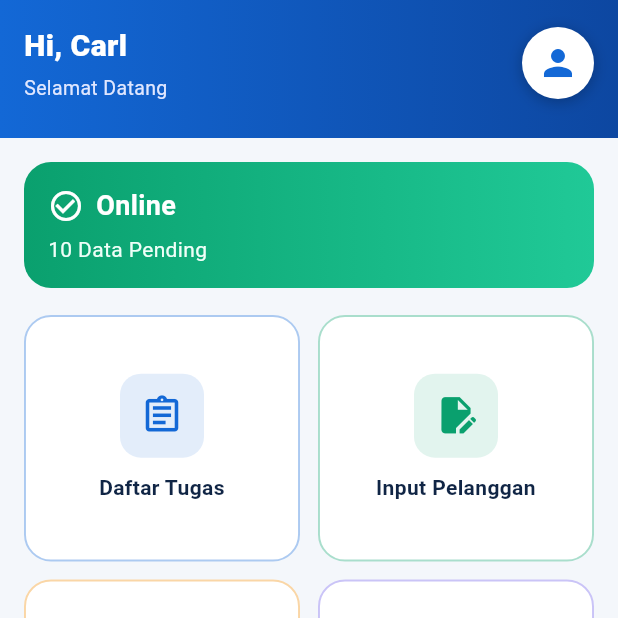
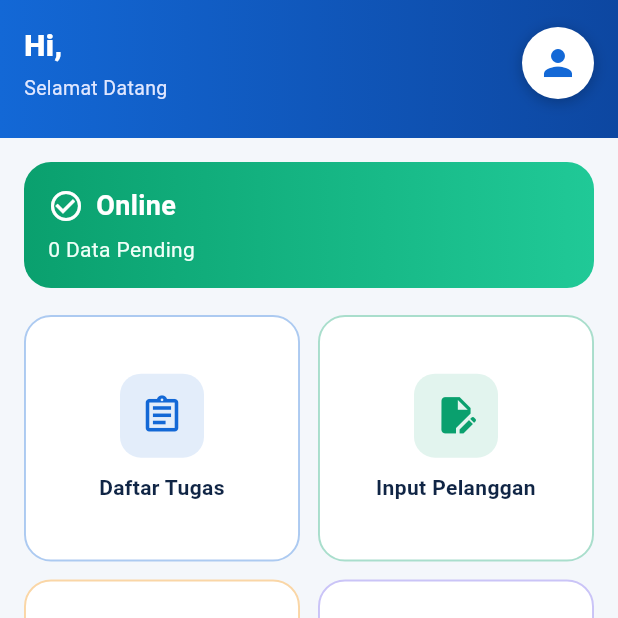
Before and after one commit to astrithilary/PLN, a Flutter app: the HomeScreen screen opened by its route, on a phone screen of 412 x 824 dp, the top half of it. Run offline on Flutter 3.47's test engine with Material 3 defaults, Android fonts, the phone set to English and light mode, and no system bars; our stand-ins replace connectivity_plus, image_picker, logger, shared_preferences, sqflite; accounts and stored records are empty.

Commit message:
feat: Refactor HomeScreen to use stateful widget with connectivity checks and dynamic user greeting

```diff
--- a/lib/home_screen.dart
+++ b/lib/home_screen.dart
@@ -1,7 +1,62 @@
+import 'dart:async';
 import 'package:flutter/material.dart';
+import 'package:shared_preferences/shared_preferences.dart';
+import 'package:connectivity_plus/connectivity_plus.dart';
+import 'db_helper.dart';
 
-class HomeScreen extends StatelessWidget {
+class HomeScreen extends StatefulWidget {
   const HomeScreen({super.key});
+
+  @override
+  State<HomeScreen> createState() => _HomeScreenState();
+}
+
+class _HomeScreenState extends State<HomeScreen> {
+  String _username = 'User';
+  int _pendingCount = 0;
+  bool _isOnline = false;
+  late StreamSubscription<List<ConnectivityResult>> _connectivitySubscription;
+
+  @override
+  void initState() {
+    super.initState();
+    _loadData();
+    _initConnectivity();
+  }
+
+  void _initConnectivity() async {
+    final connectivityResult = await Connectivity().checkConnectivity();
+    _updateConnectionStatus(connectivityResult);
+
+    _connectivitySubscription = Connectivity().onConnectivityChanged.listen(
+      _updateConnectionStatus,
+    );
+  }
+
+  void _updateConnectionStatus(List<ConnectivityResult> result) {
+    setState(() {
+      _isOnline =
+          result.contains(ConnectivityResult.mobile) ||
+          result.contains(ConnectivityResult.wifi) ||
+          result.contains(ConnectivityResult.ethernet);
+    });
+  }
+
+  Future<void> _loadData() async {
+    final prefs = await SharedPreferences.getInstance();
+    final pendingRows = await DbHelper.instance.getPelangganByStatus(0);
+
+    setState(() {
+      _username = prefs.getString('username') ?? 'User';
+      _pendingCount = pendingRows.length;
+    });
+  }
+
+  @override
+  void dispose() {
+    _connectivitySubscription.cancel();
+    super.dispose();
+  }
 
   @override
   Widget build(BuildContext context) {
@@ -24,9 +79,9 @@ class HomeScreen extends StatelessWidget {
                     child: Column(
                       crossAxisAlignment: CrossAxisAlignment.start,
                       children: [
-                        const Text(
-                          'Hi, Carl',
-                          style: TextStyle(
+                        Text(
+                          'Hi, $_username',
+                          style: const TextStyle(
                             fontSize: 20,
                             fontWeight: FontWeight.w800,
                             color: Colors.white,
@@ -81,24 +136,28 @@ class HomeScreen extends StatelessWidget {
                     width: double.infinity,
                     padding: const EdgeInsets.all(16),
                     decoration: BoxDecoration(
-                      gradient: const LinearGradient(
-                        colors: [Color(0xFF0AA06E), Color(0xFF20C997)],
+                      gradient: LinearGradient(
+                        colors: _isOnline
+                            ? const [Color(0xFF0AA06E), Color(0xFF20C997)]
+                            : const [Color(0xFFE53935), Color(0xFFE35D5B)],
                       ),
                       borderRadius: BorderRadius.circular(18),
                     ),
-                    child: const Column(
+                    child: Column(
                       crossAxisAlignment: CrossAxisAlignment.start,
                       children: [
                         Row(
                           children: [
                             Icon(
-                              Icons.check_circle_outline,
+                              _isOnline
+                                  ? Icons.check_circle_outline
+                                  : Icons.wifi_off_outlined,
                               color: Colors.white,
                             ),
-                            SizedBox(width: 8),
+                            const SizedBox(width: 8),
                             Text(
-                              'Online',
-                              style: TextStyle(
+                              _isOnline ? 'Online' : 'Offline',
+                              style: const TextStyle(
                                 color: Colors.white,
                                 fontWeight: FontWeight.w700,
                                 fontSize: 18,
@@ -106,10 +165,10 @@ class HomeScreen extends StatelessWidget {
                             ),
                           ],
                         ),
-                        SizedBox(height: 6),
+                        const SizedBox(height: 6),
                         Text(
-                          '10 Data Pending',
-                          style: TextStyle(color: Color(0xFFEFFFF8)),
+                          '$_pendingCount Data Pending',
+                          style: const TextStyle(color: Color(0xFFEFFFF8)),
                         ),
                       ],
                     ),
```
